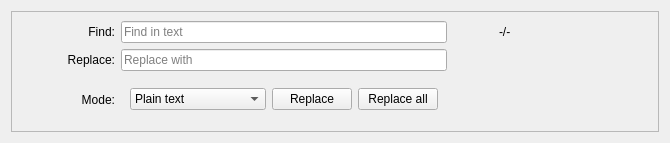
Qt form src/gui/diary_menu/text_editor/qplaintexteditsearchwidget.ui (someretical/TheoreticalDiary) before a commit.
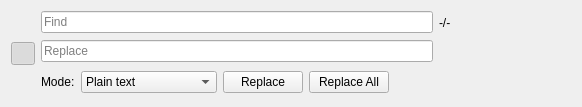
The same form after that commit. Icons and pictures are not drawn. Custom widgets are drawn as their Qt base class.

The edit to the form file:
```diff
--- a/src/gui/diary_menu/text_editor/qplaintexteditsearchwidget.ui
+++ b/src/gui/diary_menu/text_editor/qplaintexteditsearchwidget.ui
@@ -6,37 +6,18 @@
    <rect>
     <x>0</x>
     <y>0</y>
-    <width>651</width>
-    <height>143</height>
+    <width>582</width>
+    <height>107</height>
    </rect>
   </property>
   <property name="autoFillBackground">
    <bool>true</bool>
   </property>
-  <layout class="QVBoxLayout" name="verticalLayout">
+  <layout class="QHBoxLayout" name="horizontalLayout_2">
    <item>
-    <widget class="QFrame" name="frame">
-     <property name="frameShape">
-      <enum>QFrame::StyledPanel</enum>
-     </property>
-     <property name="frameShadow">
-      <enum>QFrame::Raised</enum>
-     </property>
-     <layout class="QGridLayout" name="gridLayout">
-      <item row="0" column="2">
-       <widget class="QLineEdit" name="searchLineEdit">
-        <property name="placeholderText">
-         <string>Find in text</string>
-        </property>
-       </widget>
-      </item>
-      <item row="0" column="0">
-       <widget class="QPushButton" name="replaceToggleButton">
+    <widget class="QToolButton" name="replaceToggleButton">
         <property name="toolTip">
-         <string>Advanced search / replace text</string>
-        </property>
-        <property name="text">
-         <string/>
+      <string>Toggle Replace</string>
         </property>
         <property name="icon">
          <iconset theme="edit-find-replace" resource="../../../../../../../../Downloads/qmarkdowntextedit-develop/media.qrc">
@@ -45,30 +26,67 @@
         <property name="checkable">
          <bool>true</bool>
         </property>
-        <property name="flat">
+     <property name="checked">
+      <bool>true</bool>
+     </property>
+     <property name="autoRaise">
          <bool>true</bool>
         </property>
        </widget>
       </item>
+   <item>
+    <layout class="QGridLayout" name="gridLayout_2">
       <item row="0" column="4">
+      <widget class="QToolButton" name="searchPrevious">
+       <property name="toolTip">
+        <string>Previous Match</string>
+       </property>
+       <property name="icon">
+        <iconset theme="go-previous">
+         <normaloff>../../../../../../../../.designer/backup</normaloff>../../../../../../../../.designer/backup</iconset>
+       </property>
+       <property name="autoRaise">
+        <bool>true</bool>
+       </property>
+      </widget>
+     </item>
+     <item row="0" column="6">
+      <widget class="QToolButton" name="closeButton">
+       <property name="toolTip">
+        <string>Close</string>
+       </property>
+       <property name="icon">
+        <iconset theme="window-close">
+         <normaloff>../../../../../../../../.designer/backup</normaloff>../../../../../../../../.designer/backup</iconset>
+       </property>
+       <property name="autoRaise">
+        <bool>true</bool>
+       </property>
+      </widget>
+     </item>
+     <item row="1" column="1">
+      <widget class="LineEdit" name="replaceLineEdit">
+       <property name="placeholderText">
+        <string>Replace</string>
+       </property>
+      </widget>
+     </item>
+     <item row="0" column="2">
        <widget class="QLabel" name="searchCountLabel">
         <property name="text">
          <string notr="true">-/-</string>
         </property>
        </widget>
       </item>
-      <item row="1" column="1">
-       <widget class="QLabel" name="replaceLabel">
-        <property name="text">
-         <string>Replace:</string>
-        </property>
-        <property name="alignment">
-         <set>Qt::AlignRight|Qt::AlignTrailing|Qt::AlignVCenter</set>
+     <item row="0" column="1">
+      <widget class="LineEdit" name="searchLineEdit">
+       <property name="placeholderText">
+        <string>Find</string>
         </property>
        </widget>
       </item>
       <item row="0" column="5">
-       <widget class="QPushButton" name="searchDownButton">
+      <widget class="QToolButton" name="searchNext">
         <property name="toolTip">
          <string>Search forward</string>
         </property>
@@ -76,98 +94,49 @@
          <string/>
         </property>
         <property name="icon">
-         <iconset theme="go-bottom" resource="../../../../../../../../Downloads/qmarkdowntextedit-develop/media.qrc">
-          <normaloff>:/media/go-bottom.svg</normaloff>:/media/go-bottom.svg</iconset>
-        </property>
-        <property name="flat">
+        <iconset theme="go-next">
+         <normaloff>../../../../../../../../.designer/backup</normaloff>../../../../../../../../.designer/backup</iconset>
+       </property>
+       <property name="autoRaise">
          <bool>true</bool>
         </property>
        </widget>
       </item>
       <item row="0" column="3">
-       <widget class="QPushButton" name="matchCaseSensitiveButton">
+      <widget class="QToolButton" name="matchCaseSensitiveButton">
         <property name="toolTip">
-         <string>Match case sensitive</string>
-        </property>
-        <property name="text">
-         <string/>
-        </property>
-        <property name="icon">
-         <iconset theme="format-text-superscript" resource="../../../../../../../../Downloads/qmarkdowntextedit-develop/media.qrc">
-          <normaloff>:/media/format-text-superscript.svg</normaloff>:/media/format-text-superscript.svg</iconset>
+        <string>Match Case</string>
         </property>
         <property name="checkable">
          <bool>true</bool>
         </property>
-        <property name="flat">
+       <property name="autoRaise">
          <bool>true</bool>
         </property>
        </widget>
       </item>
-      <item row="0" column="1">
-       <widget class="QLabel" name="searchLabel">
-        <property name="text">
-         <string>Find:</string>
-        </property>
-        <property name="alignment">
-         <set>Qt::AlignRight|Qt::AlignTrailing|Qt::AlignVCenter</set>
-        </property>
-       </widget>
-      </item>
       <item row="2" column="1">
+      <widget class="QFrame" name="bottomFrame">
+       <layout class="QHBoxLayout" name="horizontalLayout">
+        <property name="leftMargin">
+         <number>0</number>
+        </property>
+        <property name="topMargin">
+         <number>0</number>
+        </property>
+        <property name="rightMargin">
+         <number>0</number>
+        </property>
+        <property name="bottomMargin">
+         <number>0</number>
+        </property>
+        <item>
        <widget class="QLabel" name="modeLabel">
         <property name="text">
          <string>Mode:</string>
         </property>
-        <property name="alignment">
-         <set>Qt::AlignRight|Qt::AlignTrailing|Qt::AlignVCenter</set>
-        </property>
-       </widget>
-      </item>
-      <item row="1" column="2">
-       <widget class="QLineEdit" name="replaceLineEdit">
-        <property name="placeholderText">
-         <string>Replace with</string>
-        </property>
-       </widget>
-      </item>
-      <item row="0" column="6">
-       <widget class="QPushButton" name="searchUpButton">
-        <property name="toolTip">
-         <string>Search backward</string>
-        </property>
-        <property name="text">
-         <string/>
-        </property>
-        <property name="icon">
-         <iconset theme="go-top" resource="../../../../../../../../Downloads/qmarkdowntextedit-develop/media.qrc">
-          <normaloff>:/media/go-top.svg</normaloff>:/media/go-top.svg</iconset>
-        </property>
-        <property name="flat">
-         <bool>true</bool>
-        </property>
-       </widget>
-      </item>
-      <item row="0" column="7">
-       <widget class="QPushButton" name="closeButton">
-        <property name="toolTip">
-         <string>Close search</string>
-        </property>
-        <property name="text">
-         <string/>
-        </property>
-        <property name="icon">
-         <iconset theme="window-close" resource="../../../../../../../../Downloads/qmarkdowntextedit-develop/media.qrc">
-          <normaloff>:/media/window-close.svg</normaloff>:/media/window-close.svg</iconset>
-        </property>
-        <property name="flat">
-         <bool>true</bool>
-        </property>
-       </widget>
-      </item>
-      <item row="2" column="2">
-       <widget class="QFrame" name="buttonFrame">
-        <layout class="QHBoxLayout" name="horizontalLayout_2">
+         </widget>
+        </item>
          <item>
           <widget class="QComboBox" name="modeComboBox">
            <item>
@@ -187,6 +156,32 @@
            </item>
           </widget>
          </item>
+        <item>
+         <widget class="QPushButton" name="replaceButton">
+          <property name="toolTip">
+           <string>Replace one text occurrence</string>
+          </property>
+          <property name="text">
+           <string>Replace</string>
+          </property>
+          <property name="flat">
+           <bool>false</bool>
+          </property>
+         </widget>
+        </item>
+        <item>
+         <widget class="QPushButton" name="replaceAllButton">
+          <property name="toolTip">
+           <string>Replace all text occurrences</string>
+          </property>
+          <property name="text">
+           <string>Replace All</string>
+          </property>
+          <property name="flat">
+           <bool>false</bool>
+          </property>
+         </widget>
+        </item>
          <item>
           <spacer name="horizontalSpacer">
            <property name="orientation">
@@ -200,42 +195,19 @@
            </property>
           </spacer>
          </item>
-         <item>
-          <widget class="QPushButton" name="replaceButton">
-           <property name="toolTip">
-            <string>Replace one text occurrence</string>
-           </property>
-           <property name="text">
-            <string>Replace</string>
-           </property>
-           <property name="flat">
-            <bool>false</bool>
-           </property>
-          </widget>
-         </item>
-         <item>
-          <widget class="QPushButton" name="replaceAllButton">
-           <property name="toolTip">
-            <string>Replace all text occurrences</string>
-           </property>
-           <property name="text">
-            <string>Replace all</string>
-           </property>
-           <property name="flat">
-            <bool>false</bool>
-           </property>
-          </widget>
-         </item>
         </layout>
        </widget>
       </item>
      </layout>
-    </widget>
    </item>
   </layout>
  </widget>
- <resources>
-  <include location="../../../../../../../../Downloads/qmarkdowntextedit-develop/media.qrc"/>
- </resources>
+ <customwidgets>
+  <customwidget>
+   <class>LineEdit</class>
+   <extends>QLineEdit</extends>
+   <header>gui/ContextMenuOverride.h</header>
+  </customwidget>
+ </customwidgets>
  <connections/>
 </ui>
```
Left out of the diff: 9 changed lines with no effect on the pictures. Lines whose indentation alone changed are shown as unchanged.
